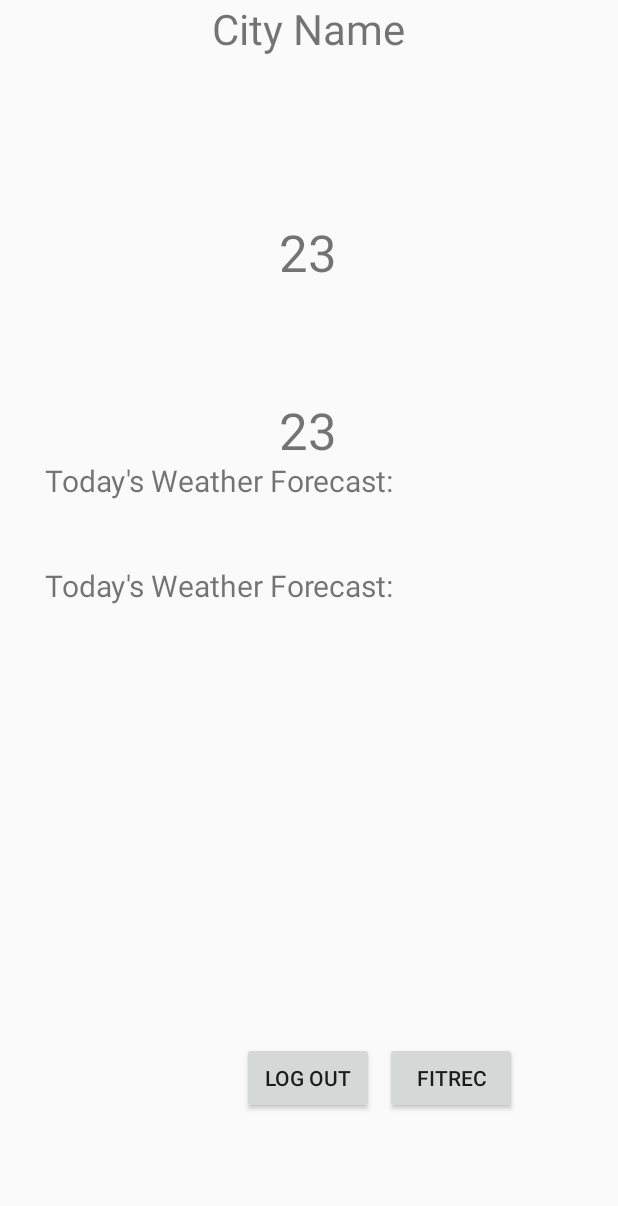
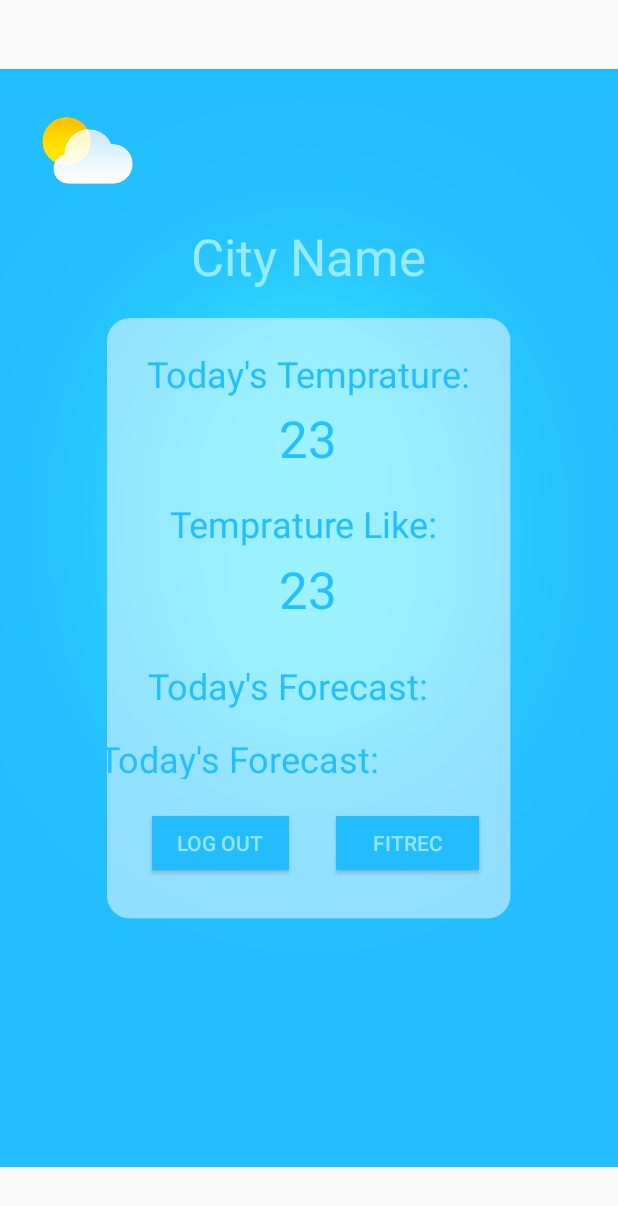
Before and after one commit to ilaishabtai/YudB2023, an Android app: the screen it shows after launch once a user with an empty profile is signed in (MainActivity), on a phone screen of 412 x 824 dp. Shown: the top 1206 px of the screen. Run offline under Robolectric (Android 15) with nearby library versions, the phone set to English and light mode, and no system bars; our stand-ins replace Firebase (no records; nobody signed in at launch, a user with empty details on screens opened directly); Roboto replaces fonts that are not available here.

Commit message:
Final App - designed

```diff
--- a/app/src/main/java/com/example/myapplication/MainActivity.java
+++ b/app/src/main/java/com/example/myapplication/MainActivity.java
@@ -77,7 +77,7 @@ public class MainActivity extends AppCompatActivity {
                       String temp = String.valueOf((int) WeatherUtils.kelvinToCelsius(weatherResponse.getMain().getTemp()));
                       String forecastString = getForecastString(weatherResponse);
                       temperatureTv.setText(temp);
-                      feelsLikeTv.setText("Feels like: " + feels_like);
+                      feelsLikeTv.setText(feels_like);
                       cityTv.setText(city);
                       forecastDataTv.setText(forecastString);
                       Log.d("WeatherData", weatherResponse.getWeather().toString());
--- a/app/src/main/res/layout/activity_main.xml
+++ b/app/src/main/res/layout/activity_main.xml
@@ -7,91 +7,160 @@
     android:layout_height="match_parent"
     tools:context=".MainActivity">
 
+    <ImageView
+        android:id="@+id/wallpaper3"
+        android:layout_width="wrap_content"
+        android:layout_height="wrap_content"
+        app:layout_constraintBottom_toBottomOf="parent"
+        app:layout_constraintEnd_toEndOf="parent"
+        app:layout_constraintStart_toStartOf="parent"
+        app:layout_constraintTop_toTopOf="parent"
+        app:srcCompat="@drawable/wallpaper" />
+
+
     <TextView
         android:id="@+id/forecastDataTv"
-        android:layout_width="241dp"
-        android:layout_height="26dp"
-        android:layout_marginTop="44dp"
-        android:text="Today's Weather Forecast:"
-        android:textSize="20sp"
+        android:layout_width="192dp"
+        android:layout_height="30dp"
+        android:text="Today's Forecast:"
+        android:textColor="#25BFFD"
+        android:textSize="24sp"
+        app:layout_constraintBottom_toBottomOf="parent"
         app:layout_constraintEnd_toEndOf="parent"
-        app:layout_constraintHorizontal_bias="0.176"
+        app:layout_constraintHorizontal_bias="0.301"
         app:layout_constraintStart_toStartOf="parent"
-        app:layout_constraintTop_toBottomOf="@+id/firRecTitleTv" />
+        app:layout_constraintTop_toTopOf="parent"
+        app:layout_constraintVertical_bias="0.616" />
+
+    <TextView
+        android:id="@+id/firRecTitleTv"
+        android:layout_width="212dp"
+        android:layout_height="32dp"
+        android:text="Today's Forecast:"
+        android:textColor="#25BFFD"
+        android:textSize="24sp"
+        app:layout_constraintBottom_toBottomOf="parent"
+        app:layout_constraintEnd_toEndOf="parent"
+        app:layout_constraintHorizontal_bias="0.492"
+        app:layout_constraintStart_toStartOf="parent"
+        app:layout_constraintTop_toTopOf="parent"
+        app:layout_constraintVertical_bias="0.556" />
+
+    <Button
+        android:id="@+id/fiRecBtn"
+        android:layout_width="95dp"
+        android:layout_height="36dp"
+        android:background="#FF23BDFE"
+        android:onClick="fitRec"
+        android:text="FitRec"
+        android:textColor="#94E5FD"
+        android:textColorHighlight="#94E5FD"
+        android:textColorHint="#94E5FD"
+        android:textColorLink="#94E5FD"
+        app:layout_constraintBottom_toBottomOf="parent"
+        app:layout_constraintEnd_toEndOf="parent"
+        app:layout_constraintHorizontal_bias="0.708"
+        app:layout_constraintStart_toStartOf="parent"
+        app:layout_constraintTop_toTopOf="parent"
+        app:layout_constraintVertical_bias="0.69" />
+
+    <Button
+        android:id="@+id/logOutBtn"
+        android:layout_width="91dp"
+        android:layout_height="36dp"
+        android:background="#FF23BDFE"
+        android:onClick="logout"
+        android:text="Log Out"
+        android:textColor="#94E5FD"
+        android:textColorHighlight="#94E5FD"
+        android:textColorHint="#94E5FD"
+        android:textColorLink="#94E5FD"
+        app:layout_constraintBottom_toBottomOf="parent"
+        app:layout_constraintEnd_toEndOf="parent"
+        app:layout_constraintHorizontal_bias="0.315"
+        app:layout_constraintStart_toStartOf="parent"
+        app:layout_constraintTop_toTopOf="parent"
+        app:layout_constraintVertical_bias="0.69" />
+
+    <TextView
+        android:id="@+id/cityNameText"
+        android:layout_width="wrap_content"
+        android:layout_height="wrap_content"
+        android:text="City Name"
+        android:textColor="#97EBFE"
+        android:textSize="34sp"
+        app:layout_constraintBottom_toBottomOf="parent"
+        app:layout_constraintEnd_toEndOf="parent"
+        app:layout_constraintHorizontal_bias="0.498"
+        app:layout_constraintStart_toStartOf="parent"
+        app:layout_constraintTop_toTopOf="parent"
+        app:layout_constraintVertical_bias="0.19" />
+
+    <TextView
+        android:id="@+id/tempraturfeelslikeTv"
+        android:layout_width="wrap_content"
+        android:layout_height="wrap_content"
+        android:text="Temprature Like: "
+        android:textColor="#24BEFE"
+        android:textSize="24sp"
+        app:layout_constraintBottom_toBottomOf="parent"
+        app:layout_constraintEnd_toEndOf="parent"
+        app:layout_constraintHorizontal_bias="0.497"
+        app:layout_constraintStart_toStartOf="parent"
+        app:layout_constraintTop_toTopOf="parent"
+        app:layout_constraintVertical_bias="0.42" />
+
+    <TextView
+        android:id="@+id/feelsLikeTv"
+        android:layout_width="wrap_content"
+        android:layout_height="wrap_content"
+        android:text="23"
+        android:textColor="#25C0FE"
+        android:textSize="34sp"
+        app:layout_constraintBottom_toBottomOf="parent"
+        app:layout_constraintEnd_toEndOf="parent"
+        app:layout_constraintHorizontal_bias="0.498"
+        app:layout_constraintStart_toStartOf="parent"
+        app:layout_constraintTop_toTopOf="parent"
+        app:layout_constraintVertical_bias="0.475" />
+
+    <TextView
+        android:id="@+id/tempratureIs"
+        android:layout_width="wrap_content"
+        android:layout_height="wrap_content"
+        android:text="Today's Temprature:"
+        android:textColor="#24BEFE"
+        android:textSize="24sp"
+        app:layout_constraintBottom_toBottomOf="parent"
+        app:layout_constraintEnd_toEndOf="parent"
+        app:layout_constraintStart_toStartOf="parent"
+        app:layout_constraintTop_toTopOf="parent"
+        app:layout_constraintVertical_bias="0.294" />
 
     <TextView
         android:id="@+id/tempratureCounter"
         android:layout_width="wrap_content"
         android:layout_height="wrap_content"
         android:text="23"
+        android:textColor="#25C1FE"
         android:textSize="34sp"
         app:layout_constraintBottom_toBottomOf="parent"
         app:layout_constraintEnd_toEndOf="parent"
         app:layout_constraintHorizontal_bias="0.498"
         app:layout_constraintStart_toStartOf="parent"
-        app:layout_constraintTop_toBottomOf="@+id/cityNameText"
-        app:layout_constraintVertical_bias="0.145" />
+        app:layout_constraintTop_toTopOf="parent"
+        app:layout_constraintVertical_bias="0.346" />
 
-
-    <TextView
-        android:id="@+id/feelsLikeTv"
-        android:layout_width="wrap_content"
-        android:layout_height="wrap_content"
-        android:text="23"
-        android:textSize="34sp"
+    <ImageView
+        android:id="@+id/weatherAppIcon"
+        android:layout_width="86dp"
+        android:layout_height="102dp"
         app:layout_constraintBottom_toBottomOf="parent"
         app:layout_constraintEnd_toEndOf="parent"
-        app:layout_constraintHorizontal_bias="0.498"
+        app:layout_constraintHorizontal_bias="0.049"
         app:layout_constraintStart_toStartOf="parent"
-        app:layout_constraintTop_toBottomOf="@+id/tempratureCounter"
-        app:layout_constraintVertical_bias="0.125" />
+        app:layout_constraintTop_toTopOf="parent"
+        app:layout_constraintVertical_bias="0.071"
+        app:srcCompat="@drawable/app_icon" />
 
-    <Button
-        android:id="@+id/logOutBtn"
-        android:layout_width="wrap_content"
-        android:layout_height="wrap_content"
-        android:onClick="logout"
-        android:text="Log Out"
-        app:layout_constraintBottom_toBottomOf="parent"
-        app:layout_constraintEnd_toEndOf="parent"
-        app:layout_constraintHorizontal_bias="0.498"
-        app:layout_constraintStart_toStartOf="parent"
-        app:layout_constraintTop_toBottomOf="@+id/firRecTitleTv"
-        app:layout_constraintVertical_bias="0.816" />
-
-    <Button
-        android:id="@+id/logOutBtn"
-        android:layout_width="wrap_content"
-        android:layout_height="wrap_content"
-        android:onClick="fitRec"
-        android:text="FitRec"
-        app:layout_constraintBottom_toBottomOf="parent"
-        app:layout_constraintEnd_toEndOf="parent"
-        app:layout_constraintHorizontal_bias="0.792"
-        app:layout_constraintStart_toStartOf="parent"
-        app:layout_constraintTop_toBottomOf="@+id/firRecTitleTv"
-        app:layout_constraintVertical_bias="0.817" />
-
-    <TextView
-        android:id="@+id/cityNameText"
-        android:layout_width="wrap_content"
-        android:layout_height="wrap_content"
-        android:text="City Name"
-        android:textSize="28sp"
-        app:layout_constraintEnd_toEndOf="parent"
-        app:layout_constraintHorizontal_bias="0.498"
-        app:layout_constraintStart_toStartOf="parent"
-        tools:layout_editor_absoluteY="137dp" />
-
-    <TextView
-        android:id="@+id/firRecTitleTv"
-        android:layout_width="241dp"
-        android:layout_height="26dp"
-        android:layout_marginTop="116dp"
-        android:text="Today's Weather Forecast:"
-        android:textSize="20sp"
-        app:layout_constraintEnd_toEndOf="parent"
-        app:layout_constraintHorizontal_bias="0.176"
-        app:layout_constraintStart_toStartOf="parent"
-        app:layout_constraintTop_toBottomOf="@+id/tempratureCounter" />
 </androidx.constraintlayout.widget.ConstraintLayout>
```
Also changed, not shown: app/src/main/res/layout/activity_fit_rec.xml (+76 -23 lines), app/src/main/res/layout/activity_login.xml (+19 -6 lines), app/src/main/res/drawable/app_icon.png (added).
